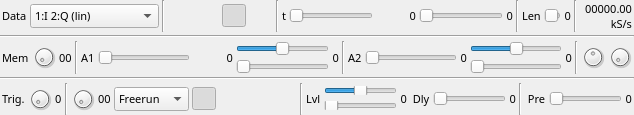
The window that sdrbase/gui/glscopegui.ui (f4exb/sdrangel) describes before a commit, drawn with Qt 5.
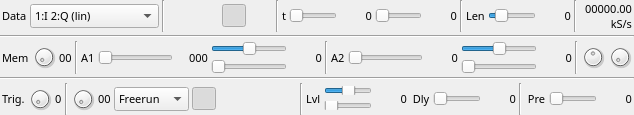
The same window after the commit. Icons and pictures are not drawn. Custom widgets are drawn as their Qt base class.

Commit message: Enhance scope GUI display

Patch:
```diff
--- a/sdrbase/gui/glscopegui.ui
+++ b/sdrbase/gui/glscopegui.ui
@@ -10,6 +10,12 @@
     <height>115</height>
    </rect>
   </property>
+  <property name="minimumSize">
+   <size>
+    <width>634</width>
+    <height>0</height>
+   </size>
+  </property>
   <property name="font">
    <font>
     <family>Sans Serif</family>
@@ -252,7 +258,7 @@
      <item>
       <widget class="QSlider" name="time">
        <property name="sizePolicy">
-        <sizepolicy hsizetype="MinimumExpanding" vsizetype="Fixed">
+        <sizepolicy hsizetype="Expanding" vsizetype="Fixed">
          <horstretch>0</horstretch>
          <verstretch>0</verstretch>
         </sizepolicy>
@@ -289,7 +295,7 @@
       <widget class="QLabel" name="timeText">
        <property name="minimumSize">
         <size>
-         <width>40</width>
+         <width>32</width>
          <height>0</height>
         </size>
        </property>
@@ -309,7 +315,7 @@
      <item>
       <widget class="QSlider" name="timeOfs">
        <property name="sizePolicy">
-        <sizepolicy hsizetype="MinimumExpanding" vsizetype="Fixed">
+        <sizepolicy hsizetype="Expanding" vsizetype="Fixed">
          <horstretch>0</horstretch>
          <verstretch>0</verstretch>
         </sizepolicy>
@@ -339,6 +345,12 @@
      </item>
      <item>
       <widget class="QLabel" name="timeOfsText">
+       <property name="minimumSize">
+        <size>
+         <width>32</width>
+         <height>0</height>
+        </size>
+       </property>
        <property name="font">
         <font>
          <pointsize>8</pointsize>
@@ -395,6 +407,12 @@
      </item>
      <item>
       <widget class="QLabel" name="traceLenText">
+       <property name="minimumSize">
+        <size>
+         <width>32</width>
+         <height>0</height>
+        </size>
+       </property>
        <property name="font">
         <font>
          <pointsize>8</pointsize>
@@ -513,7 +531,7 @@
      <item>
       <widget class="QSlider" name="amp1">
        <property name="sizePolicy">
-        <sizepolicy hsizetype="MinimumExpanding" vsizetype="Fixed">
+        <sizepolicy hsizetype="Expanding" vsizetype="Fixed">
          <horstretch>0</horstretch>
          <verstretch>0</verstretch>
         </sizepolicy>
@@ -548,7 +566,7 @@
       <widget class="QLabel" name="amp1Text">
        <property name="minimumSize">
         <size>
-         <width>40</width>
+         <width>32</width>
          <height>0</height>
         </size>
        </property>
@@ -558,7 +576,7 @@
         </font>
        </property>
        <property name="text">
-        <string>0</string>
+        <string>000</string>
        </property>
        <property name="alignment">
         <set>Qt::AlignRight|Qt::AlignTrailing|Qt::AlignVCenter</set>
@@ -570,7 +588,7 @@
        <item>
         <widget class="QSlider" name="amp1OfsCoarse">
          <property name="sizePolicy">
-          <sizepolicy hsizetype="MinimumExpanding" vsizetype="Fixed">
+          <sizepolicy hsizetype="Expanding" vsizetype="Fixed">
            <horstretch>0</horstretch>
            <verstretch>0</verstretch>
           </sizepolicy>
@@ -618,6 +636,12 @@
      </item>
      <item>
       <widget class="QLabel" name="amp1OfsText">
+       <property name="minimumSize">
+        <size>
+         <width>32</width>
+         <height>0</height>
+        </size>
+       </property>
        <property name="font">
         <font>
          <pointsize>8</pointsize>
@@ -663,6 +687,12 @@
      </item>
      <item>
       <widget class="QLabel" name="amp2Text">
+       <property name="minimumSize">
+        <size>
+         <width>32</width>
+         <height>0</height>
+        </size>
+       </property>
        <property name="text">
         <string>0</string>
        </property>
@@ -709,6 +739,12 @@
      </item>
      <item>
       <widget class="QLabel" name="amp2OfsText">
+       <property name="minimumSize">
+        <size>
+         <width>32</width>
+         <height>0</height>
+        </size>
+       </property>
        <property name="text">
         <string>0</string>
        </property>
@@ -1110,6 +1146,12 @@
      </item>
      <item>
       <widget class="QLabel" name="trigText">
+       <property name="minimumSize">
+        <size>
+         <width>32</width>
+         <height>0</height>
+        </size>
+       </property>
        <property name="font">
         <font>
          <pointsize>8</pointsize>
@@ -1148,6 +1190,12 @@
      </item>
      <item>
       <widget class="QLabel" name="trigDelayText">
+       <property name="minimumSize">
+        <size>
+         <width>32</width>
+         <height>0</height>
+        </size>
+       </property>
        <property name="text">
         <string>0</string>
        </property>
@@ -1193,6 +1241,12 @@
      </item>
      <item>
       <widget class="QLabel" name="trigPreText">
+       <property name="minimumSize">
+        <size>
+         <width>32</width>
+         <height>0</height>
+        </size>
+       </property>
        <property name="font">
         <font>
          <pointsize>8</pointsize>
```
The commit also changes 2 other files.
